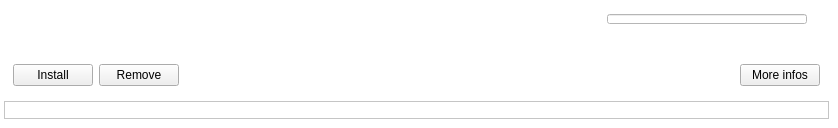
Before: the Qt Designer form software/tulip/designer/PluginInformationsListItem.ui in vadivelselvaraj/TulipGLImprovement, drawn with Qt 5.
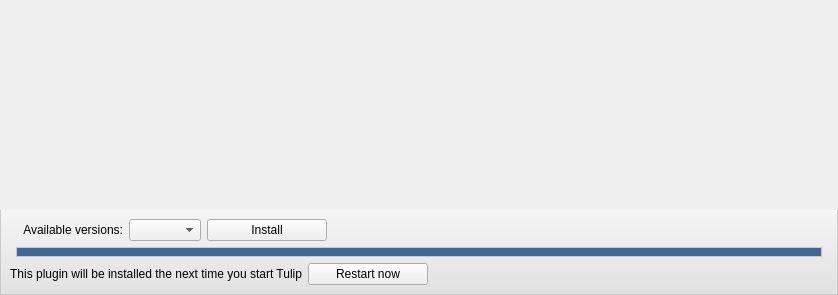
After: the same form once the commit is applied. Icons and pictures are not drawn.

Commit message:
Massive refactoring on the PluginManager class
PluginManager now list local and remote plugins (given one or more remote destinations) and returns PluginInformations data structure which contains basic information on Plugin.
PluginVersionInformations are related to a specific version of a plugin and several PluginVersionInformations can be found into a PluginInformations.

The PluginCenter has been refactored to use the new PluginManager.

Plugin fetching has been disabled until the feature is reimplemented into PluginManager (current version only provides listing)

Patch:
```diff
--- a/software/tulip/designer/PluginInformationsListItem.ui
+++ b/software/tulip/designer/PluginInformationsListItem.ui
@@ -7,11 +7,11 @@
     <x>0</x>
     <y>0</y>
     <width>838</width>
-    <height>125</height>
+    <height>295</height>
    </rect>
   </property>
   <property name="sizePolicy">
-   <sizepolicy hsizetype="Expanding" vsizetype="Maximum">
+   <sizepolicy hsizetype="Preferred" vsizetype="Maximum">
     <horstretch>0</horstretch>
     <verstretch>0</verstretch>
    </sizepolicy>
@@ -19,44 +19,61 @@
   <property name="focusPolicy">
    <enum>Qt::ClickFocus</enum>
   </property>
+  <property name="styleSheet">
+   <string notr="true">#contentsFrame[highlighted = &quot;false&quot;] { 
+background-color: qlineargradient(spread:pad, x1:0, y1:0, x2:0, y2:1, stop:0 rgba(245, 245, 245, 255), stop:1 rgba(225,225,225, 255));
+border: 1px solid #C9C9C9;
+}
+#contentsFrame[highlighted = &quot;true&quot;] { 
+background-color: qlineargradient(spread:pad, x1:0, y1:0, x2:0, y2:1, stop:0 rgba(215, 215, 215, 205), stop:1 rgba(195,195,195, 255));;
+border: 1px solid #C9C9C9;
+}
+#name {
+font: bold;
+font-size: 15px;
+}
+#desc {
+color: #292929;
+}</string>
+  </property>
+  <layout class="QVBoxLayout" name="verticalLayout_6">
+   <property name="spacing">
+    <number>0</number>
+   </property>
+   <property name="margin">
+    <number>0</number>
+   </property>
+   <item>
+    <widget class="QFrame" name="contentsFrame">
+     <property name="highlighted" stdset="0">
+      <bool>false</bool>
+     </property>
+     <layout class="QHBoxLayout" name="horizontalLayout_3">
+      <item>
+       <layout class="QVBoxLayout" name="verticalLayout">
+        <property name="spacing">
+         <number>5</number>
+        </property>
+        <item>
+         <layout class="QHBoxLayout" name="horizontalLayout_7">
+          <item>
+           <widget class="QFrame" name="verticalFrame_3">
+            <property name="sizePolicy">
+             <sizepolicy hsizetype="Maximum" vsizetype="Preferred">
+              <horstretch>0</horstretch>
+              <verstretch>0</verstretch>
+             </sizepolicy>
+            </property>
+            <layout class="QVBoxLayout" name="verticalLayout_5">
+             <item>
+              <widget class="QFrame" name="verticalFrame_2">
+               <property name="sizePolicy">
+                <sizepolicy hsizetype="Maximum" vsizetype="Preferred">
+                 <horstretch>0</horstretch>
+                 <verstretch>0</verstretch>
+                </sizepolicy>
+               </property>
   <layout class="QVBoxLayout" name="verticalLayout_2">
-   <property name="spacing">
-    <number>3</number>
-   </property>
-   <property name="margin">
-    <number>0</number>
-   </property>
-   <item>
-    <widget class="QFrame" name="mainFrame">
-     <property name="styleSheet">
-      <string notr="true">/*#mainFrame {
-background-color: qlineargradient(spread:pad, x1:0, y1:0, x2:0, y2:1, stop:0 rgba(245, 245, 245, 255), stop:1 rgba(225,225,225, 255)); 
-border-top: 1px solid &quot;#C9C9C9&quot;;
-border-right: 1px solid &quot;#C9C9C9&quot;;
-border-left: 1px solid &quot;#C9C9C9&quot;;
-border-bottom: 1px solid &quot;#C9C9C9&quot;;
-}*/
-
-#mainFrame {
-background-color: white; 
-border-top: 1px solid &quot;#C9C9C9&quot;;
-border-right: 1px solid &quot;#C9C9C9&quot;;
-border-left: 1px solid &quot;#C9C9C9&quot;;
-border-bottom: 1px solid &quot;#C9C9C9&quot;;
-}</string>
-     </property>
-     <property name="frameShape">
-      <enum>QFrame::NoFrame</enum>
-     </property>
-     <property name="frameShadow">
-      <enum>QFrame::Raised</enum>
-     </property>
-     <layout class="QVBoxLayout" name="verticalLayout_3">
-      <property name="leftMargin">
-       <number>4</number>
-      </property>
-      <item>
-       <layout class="QHBoxLayout" name="horizontalLayout_2">
         <item>
          <widget class="QLabel" name="icon">
           <property name="minimumSize">
@@ -71,70 +88,44 @@
             <height>32</height>
            </size>
           </property>
-          <property name="text">
-           <string/>
-          </property>
-          <property name="scaledContents">
-           <bool>true</bool>
-          </property>
-         </widget>
-        </item>
+                 </widget>
+                </item>
+                <item>
+                 <spacer name="verticalSpacer">
+                  <property name="orientation">
+                   <enum>Qt::Vertical</enum>
+                  </property>
+                  <property name="sizeHint" stdset="0">
+                   <size>
+                    <width>20</width>
+                    <height>40</height>
+                   </size>
+                  </property>
+                 </spacer>
+                </item>
+               </layout>
+              </widget>
+             </item>
+            </layout>
+           </widget>
+          </item>
         <item>
-         <layout class="QVBoxLayout" name="verticalLayout">
+           <layout class="QVBoxLayout" name="verticalLayout_4">
           <item>
-           <layout class="QHBoxLayout" name="horizontalLayout_3">
+             <layout class="QHBoxLayout" name="horizontalLayout_2">
             <item>
              <widget class="QLabel" name="name">
               <property name="sizePolicy">
-               <sizepolicy hsizetype="Maximum" vsizetype="Preferred">
+                 <sizepolicy hsizetype="Preferred" vsizetype="Maximum">
                 <horstretch>0</horstretch>
                 <verstretch>0</verstretch>
                </sizepolicy>
               </property>
-              <property name="text">
-               <string/>
-              </property>
-             </widget>
-            </item>
-            <item>
-             <spacer name="horizontalSpacer_2">
-              <property name="orientation">
-               <enum>Qt::Horizontal</enum>
-              </property>
-              <property name="sizeHint" stdset="0">
-               <size>
-                <width>40</width>
-                <height>20</height>
-               </size>
-              </property>
-             </spacer>
-            </item>
-            <item>
-             <widget class="QProgressBar" name="downloadProgress">
-              <property name="minimumSize">
-               <size>
-                <width>200</width>
-                <height>10</height>
-               </size>
-              </property>
-              <property name="maximumSize">
-               <size>
-                <width>200</width>
-                <height>10</height>
-               </size>
-              </property>
-              <property name="styleSheet">
-               <string notr="true">#downloadProgress {
-border: 1px solid &quot;#C9C9C9&quot;;
-background-color: white;
-}
-QProgressBar::chunk {
-background-color: rgba(150,180,210);
-width: 20px;
-}</string>
-              </property>
-              <property name="textVisible">
-               <bool>false</bool>
+                <property name="alignment">
+                 <set>Qt::AlignLeading|Qt::AlignLeft|Qt::AlignTop</set>
+                </property>
+                <property name="wordWrap">
+                 <bool>true</bool>
               </property>
              </widget>
             </item>
@@ -149,53 +140,109 @@
               <property name="minimumSize">
                <size>
                 <width>16</width>
-                <height>0</height>
+                  <height>16</height>
                </size>
               </property>
               <property name="maximumSize">
                <size>
                 <width>16</width>
-                <height>16777215</height>
-               </size>
-              </property>
-              <property name="text">
-               <string/>
-              </property>
+                  <height>16</height>
+                 </size>
+                </property>
              </widget>
             </item>
            </layout>
           </item>
           <item>
-           <widget class="QLabel" name="shortDescription">
-            <property name="text">
-             <string/>
-            </property>
+             <widget class="QLabel" name="desc">
+              <property name="alignment">
+               <set>Qt::AlignLeading|Qt::AlignLeft|Qt::AlignVCenter</set>
+              </property>
+              <property name="wordWrap">
+               <bool>true</bool>
+              </property>
            </widget>
           </item>
          </layout>
         </item>
        </layout>
       </item>
+       </layout>
+      </item>
+     </layout>
+    </widget>
+   </item>
       <item>
-       <widget class="QFrame" name="bottomFrame">
-        <layout class="QHBoxLayout" name="horizontalLayout">
-         <property name="spacing">
-          <number>-1</number>
-         </property>
+    <widget class="QFrame" name="installationControls">
+     <property name="styleSheet">
+      <string notr="true">#installationControls {
+background-color: qlineargradient(spread:pad, x1:0, y1:0, x2:0, y2:1, stop:0 rgba(245, 245, 245, 255), stop:1 rgba(225,225,225,255));
+border: 1px solid #C9C9C9;
+border-top: 0px;
+}</string>
+     </property>
+     <layout class="QVBoxLayout" name="verticalLayout_3">
+      <item>
+       <widget class="QFrame" name="installFrame">
+        <layout class="QHBoxLayout" name="horizontalLayout_5">
+         <property name="margin">
+          <number>0</number>
+         </property>
+         <item>
+          <widget class="QLabel" name="label_3">
+           <property name="pixmap">
+            <pixmap resource="../resources/TulipAgent.qrc">:/tulip/app/icons/16/emblem-downloads.png</pixmap>
+           </property>
+          </widget>
+         </item>
+         <item>
+          <widget class="QLabel" name="label">
+           <property name="sizePolicy">
+            <sizepolicy hsizetype="Maximum" vsizetype="Preferred">
+             <horstretch>0</horstretch>
+             <verstretch>0</verstretch>
+            </sizepolicy>
+           </property>
+           <property name="text">
+            <string>Available versions:</string>
+           </property>
+           <property name="alignment">
+            <set>Qt::AlignRight|Qt::AlignTrailing|Qt::AlignVCenter</set>
+           </property>
+          </widget>
+         </item>
+         <item>
+          <widget class="QComboBox" name="versionsCombo">
+           <property name="sizePolicy">
+            <sizepolicy hsizetype="Maximum" vsizetype="Fixed">
+             <horstretch>0</horstretch>
+             <verstretch>0</verstretch>
+            </sizepolicy>
+           </property>
+           <property name="sizeAdjustPolicy">
+            <enum>QComboBox::AdjustToContents</enum>
+           </property>
+          </widget>
+         </item>
          <item>
           <widget class="QPushButton" name="installButton">
+           <property name="sizePolicy">
+            <sizepolicy hsizetype="Maximum" vsizetype="Fixed">
+             <horstretch>0</horstretch>
+             <verstretch>0</verstretch>
+            </sizepolicy>
+           </property>
+           <property name="minimumSize">
+            <size>
+             <width>120</width>
+             <height>0</height>
+            </size>
+           </property>
            <property name="text">
             <string>Install</string>
            </property>
           </widget>
          </item>
-         <item>
-          <widget class="QPushButton" name="removeButton">
-           <property name="text">
-            <string>Remove</string>
-           </property>
-          </widget>
-         </item>
          <item>
           <spacer name="horizontalSpacer">
            <property name="orientation">
@@ -209,62 +256,108 @@
            </property>
           </spacer>
          </item>
-         <item>
-          <widget class="QPushButton" name="infosButton">
-           <property name="text">
-            <string>More infos</string>
-           </property>
-          </widget>
-         </item>
         </layout>
        </widget>
       </item>
       <item>
-       <widget class="QFrame" name="errorFrame">
+       <widget class="QFrame" name="progressFrame">
+        <layout class="QHBoxLayout" name="horizontalLayout_4">
+         <property name="leftMargin">
+          <number>6</number>
+         </property>
+         <property name="topMargin">
+          <number>0</number>
+         </property>
+         <property name="rightMargin">
+          <number>6</number>
+         </property>
+         <property name="bottomMargin">
+          <number>0</number>
+         </property>
+         <item>
+          <widget class="QProgressBar" name="progressBar">
+           <property name="maximumSize">
+            <size>
+             <width>16777215</width>
+             <height>10</height>
+            </size>
+           </property>
         <property name="styleSheet">
-         <string notr="true">#errorFrame {
+            <string notr="true">QProgressBar {
+border: 1px solid #C9C9C9;
+border-radius: 0px;
 background-color: white;
-border: 1px solid &quot;#C9C9C9&quot;;
+}
+QProgressBar::chunk {
+background-color: #416894;
+}
+QProgressBar[value=&quot;100&quot;]::chunk {
+background-color: #bed452;
 }</string>
         </property>
-        <property name="frameShape">
-         <enum>QFrame::StyledPanel</enum>
-        </property>
-        <property name="frameShadow">
-         <enum>QFrame::Raised</enum>
-        </property>
-        <layout class="QVBoxLayout" name="verticalLayout_4">
-         <property name="spacing">
-          <number>0</number>
-         </property>
+           <property name="value">
+            <number>100</number>
+           </property>
+           <property name="textVisible">
+            <bool>false</bool>
+           </property>
+          </widget>
+         </item>
+        </layout>
+       </widget>
+      </item>
+      <item>
+       <widget class="QFrame" name="rebootFrame">
+        <layout class="QHBoxLayout" name="horizontalLayout_6">
          <property name="margin">
-          <number>1</number>
+          <number>0</number>
          </property>
          <item>
-          <widget class="QLabel" name="errorLabel">
+          <widget class="QLabel" name="label_2">
+           <property name="text">
+            <string>This plugin will be installed the next time you start Tulip</string>
+           </property>
+           <property name="alignment">
+            <set>Qt::AlignRight|Qt::AlignTrailing|Qt::AlignVCenter</set>
+           </property>
+          </widget>
+         </item>
+         <item>
+          <widget class="QPushButton" name="restartButton">
            <property name="sizePolicy">
-            <sizepolicy hsizetype="Preferred" vsizetype="Maximum">
+            <sizepolicy hsizetype="Maximum" vsizetype="Fixed">
              <horstretch>0</horstretch>
              <verstretch>0</verstretch>
             </sizepolicy>
            </property>
            <property name="minimumSize">
             <size>
-             <width>0</width>
+             <width>120</width>
              <height>0</height>
             </size>
            </property>
-           <property name="textFormat">
-            <enum>Qt::RichText</enum>
+           <property name="text">
+            <string>Restart now</string>
            </property>
-           <property name="alignment">
-            <set>Qt::AlignCenter</set>
+           <property name="icon">
+            <iconset resource="../resources/TulipAgent.qrc">
+             <normaloff>:/tulip/app/icons/16/view-refresh.png</normaloff>:/tulip/app/icons/16/view-refresh.png</iconset>
            </property>
-           <property name="wordWrap">
-            <bool>true</bool>
-           </property>
           </widget>
          </item>
+         <item>
+          <spacer name="horizontalSpacer_2">
+           <property name="orientation">
+            <enum>Qt::Horizontal</enum>
+           </property>
+           <property name="sizeHint" stdset="0">
+            <size>
+             <width>40</width>
+             <height>20</height>
+            </size>
+           </property>
+          </spacer>
+         </item>
         </layout>
        </widget>
       </item>
```
Left out of the diff: 5 changed lines with no effect on the pictures. Lines whose indentation alone changed are shown as unchanged. The commit also changes 43 other files.
